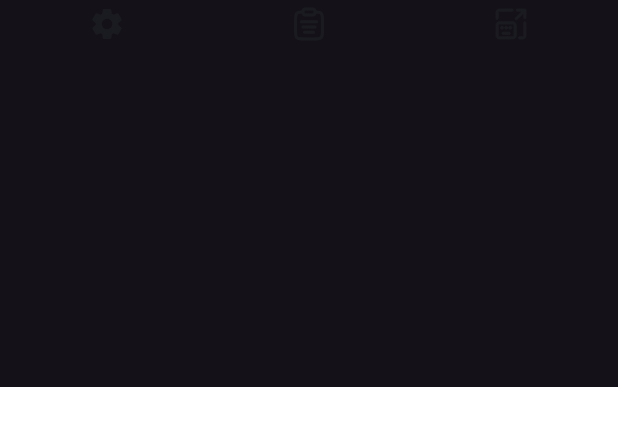
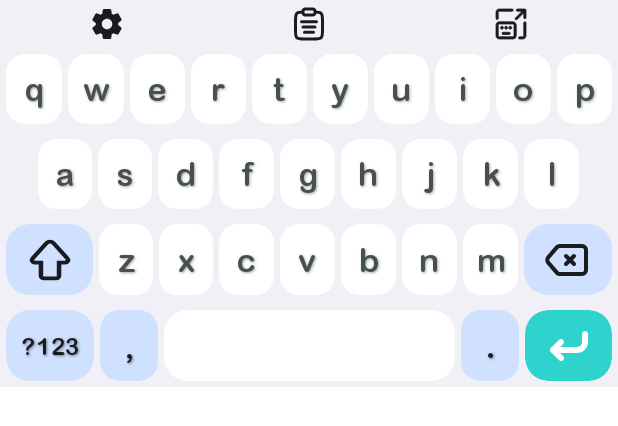
Before and after one commit to joshxviii/animalese-typing-keyboard, an Android app built with Jetpack Compose: the @Preview function KeyboardPreview, on a phone screen of 412 x 824 dp. Shown: the top 426 px of the screen. Run offline under Robolectric (Android 15) with nearby library versions, the phone set to English and light mode, and no system bars.

Commit message:
UI update

```diff
--- a/app/src/main/AndroidManifest.xml
+++ b/app/src/main/AndroidManifest.xml
@@ -1,6 +1,7 @@
 <?xml version="1.0" encoding="utf-8"?>
 <manifest xmlns:android="http://schemas.android.com/apk/res/android"
     xmlns:tools="http://schemas.android.com/tools">
+    <uses-permission android:name="android.permission.VIBRATE"/>
 
     <application
         android:allowBackup="true"
@@ -18,6 +19,7 @@
             android:exported="true"
             android:label="@string/ime_name"
             android:permission="android.permission.BIND_INPUT_METHOD">
+
             <intent-filter>
                 <action android:name="android.view.InputMethod" />
             </intent-filter>
--- a/app/src/main/java/com/example/animalese_typing/ui/keyboard/KeyButton.kt
+++ b/app/src/main/java/com/example/animalese_typing/ui/keyboard/KeyButton.kt
@@ -90,27 +90,25 @@ fun KeyButton(
     onBackspace: () -> Unit = {},
     onEnter: () -> Unit = {},
     onShiftToggle: () -> Unit = {},
-    onReadData: (String?) -> Unit = {}
+    onSendData: (String?) -> Unit = {},
+    onKeyPress: () -> Unit = {}
 ) {
     val keyModifier = modifier.clip(RoundedCornerShape(33))
 
     val interactionSource = remember { MutableInteractionSource() }
     val isPressed by interactionSource.collectIsPressedAsState()
 
-    val base = when (key.type) {
-        "alt" -> AnimaleseColors.keyBaseAlt
-        "highlight" -> AnimaleseColors.highlight
-        else -> AnimaleseColors.keyBase
-    }
-    val label = when (key.type) {
-        "alt" -> AnimaleseColors.keyTextAlt
-        "highlight" -> Color.White
-        else -> AnimaleseColors.keyText
+    val (base, label) = when (key.type) {
+        "alt" -> AnimaleseColors.keyBaseAlt to AnimaleseColors.keyTextAlt
+        "highlight" -> AnimaleseColors.highlight to Color.White
+        else -> AnimaleseColors.keyBase to AnimaleseColors.keyText
     }
 
-    val topColor = if (isPressed) base.darken() else base
-    val bottomColor = if (isPressed) base.darken(.15f) else base.darken()
-    val labelColor = if (isPressed) label.darken() else label
+    val darkenAmount = if (isPressed) 0.15f else 0f
+
+    val topColor    = base.darken(darkenAmount)
+    val bottomColor = base.darken(darkenAmount + 0.08f)
+    val labelColor  = label.darken(darkenAmount)
 
     val defaultTextStyle = TextStyle(
         fontFamily = FontFamily(
@@ -147,7 +145,7 @@ fun KeyButton(
                             }
                         }
                     }
-                    if (key.data != null) onReadData(key.data)
+                    if (key.data != null) onSendData(key.data)
                 }
             )
  // For Button Depth Effect
--- a/app/src/main/java/com/example/animalese_typing/ui/keyboard/KeyboardScreen.kt
+++ b/app/src/main/java/com/example/animalese_typing/ui/keyboard/KeyboardScreen.kt
@@ -18,37 +18,32 @@ import androidx.compose.ui.Modifier
 import androidx.compose.ui.tooling.preview.Preview
 import androidx.compose.ui.unit.Dp
 import androidx.compose.ui.unit.dp
+import com.example.animalese_typing.ui.keyboard.layouts.Qwerty
 import com.example.animalese_typing.ui.theme.AnimaleseColors
 import com.example.animalese_typing.ui.theme.AnimaleseTypingTheme
-import com.example.animalese_typing.ui.theme.ThemeColors
 
 
 @Composable
 fun KeyboardScreen(
     height: Dp = 250.dp,
-    onKeyPress: (String) -> Unit = {},
+    onKeyPress: () -> Unit = {},
     onSettings: () -> Unit = {},
     onResize: () -> Unit = {},
     onChar: (Char) -> Unit = {},
     onBackspace: () -> Unit = {},
     onEnter: () -> Unit = {},
     onShiftToggle: () -> Unit = {},
-    onReadData: (String?) -> Unit = {},
+    onSendData: (String?) -> Unit = {},
 ) {
     var isCaps by remember { mutableStateOf(false) }
 
     Column(
         modifier = Modifier
             .fillMaxWidth()
-            .background(MaterialTheme.colorScheme.background)
+            .background(AnimaleseColors.background)
             .padding(4.dp)
             .height(height),
         horizontalAlignment = Alignment.CenterHorizontally
-    ) {
-        Column(
-            modifier = Modifier.fillMaxWidth().weight(1f),
-            horizontalAlignment = Alignment.CenterHorizontally,
-            verticalArrangement = Arrangement.spacedBy(10.dp)
     ) {
         // Top Bar
         TopBar(
@@ -57,37 +52,12 @@ fun KeyboardScreen(
         )
 
         // Keyboard
-            KeyboardLayouts.Qwerty.forEachIndexed { index, row ->
-                Row(
-                    modifier = Modifier
-                        .fillMaxWidth()
-                        .background(color = AnimaleseColors.background)
-                        .weight(1f),
-                    horizontalArrangement = Arrangement.spacedBy(4.dp),
-                ) {
-                    row.forEach { key ->
-                        KeyButton(
-                            key = key,
-                            modifier = Modifier.weight(key.weight),
-                            isCaps = isCaps,
-                            onChar = onChar,
-                            onBackspace = onBackspace,
-                            onEnter = onEnter,
-                            onShiftToggle = {
-                                isCaps = !isCaps
-                                onShiftToggle()
-                            },
-                            onReadData = onReadData
-                        )
-                    }
-                }
-            }
-        }
+        KeyboardLayout(layout = Qwerty)
     }
 }
 
 // ONLY USED FOR PREVIEWING
-@Preview(showBackground = true)
+@Preview(showBackground = true, widthDp = 411, heightDp = 250)
 @Composable
 fun KeyboardPreview() {
     AnimaleseTypingTheme {
--- a/app/src/main/java/com/example/animalese_typing/ui/keyboard/TopBar.kt
+++ b/app/src/main/java/com/example/animalese_typing/ui/keyboard/TopBar.kt
@@ -8,6 +8,7 @@ import androidx.compose.foundation.layout.padding
 import androidx.compose.foundation.layout.size
 import androidx.compose.material3.Icon
 import androidx.compose.material3.IconButton
+import androidx.compose.material3.MaterialTheme
 import androidx.compose.runtime.Composable
 import androidx.compose.ui.Alignment
 import androidx.compose.ui.Modifier
@@ -23,12 +24,11 @@ fun TopBar(
     onSettings: () -> Unit = {},
     onResize: () -> Unit = {}
 ) {
-
     Row(
         modifier = Modifier
             .fillMaxWidth()
-            .padding(8.dp, 0.dp),
-//            .background(color = colors.background),
+            .background(color = MaterialTheme.colorScheme.background)
+            .padding(8.dp, 0.dp, 8.dp, 8.dp),
         horizontalArrangement = Arrangement.spacedBy(16.dp),
         verticalAlignment = Alignment.CenterVertically,
     ) {
--- a/app/src/main/java/com/example/animalese_typing/ui/theme/Theme.kt
+++ b/app/src/main/java/com/example/animalese_typing/ui/theme/Theme.kt
@@ -4,22 +4,20 @@ import androidx.compose.foundation.isSystemInDarkTheme
 import androidx.compose.material3.MaterialTheme
 import androidx.compose.runtime.Composable
 import androidx.compose.runtime.CompositionLocalProvider
-import com.example.animalese_typing.ui.keyboard.KeyboardLayouts
 
 @Composable
 fun AnimaleseTypingTheme(
-    darkTheme: Boolean = isSystemInDarkTheme(),
+    theme: ThemeColors = if(isSystemInDarkTheme()) Dark else Light,
     content: @Composable () -> Unit
 ) {
-    val colors = if (darkTheme) DarkMode else LightMode
 
-    CompositionLocalProvider(LocalAnimaleseColors provides colors) {
+    CompositionLocalProvider(LocalAnimaleseColors provides theme) {
         MaterialTheme(
             colorScheme = androidx.compose.material3.darkColorScheme()
                 .copy(
-                    primary = colors.highlight,
-                    surface = colors.keyBase,
-                    background = colors.background,
+                    primary = theme.highlight,
+                    surface = theme.keyBase,
+                    background = theme.background,
                 ),
             content = content
         )
```
Also changed, not shown: app/src/main/java/com/example/animalese_typing/IMEService.kt (+10 -2 lines). Lines whose indentation alone changed are shown as unchanged.
